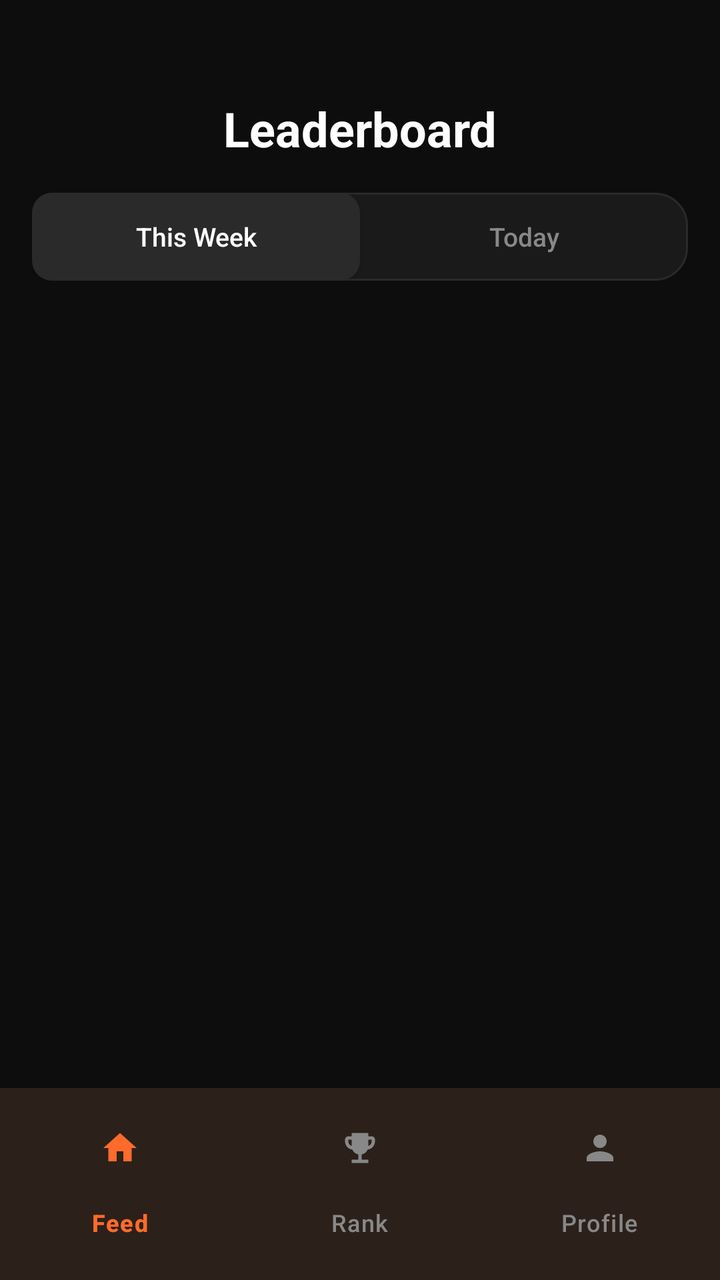
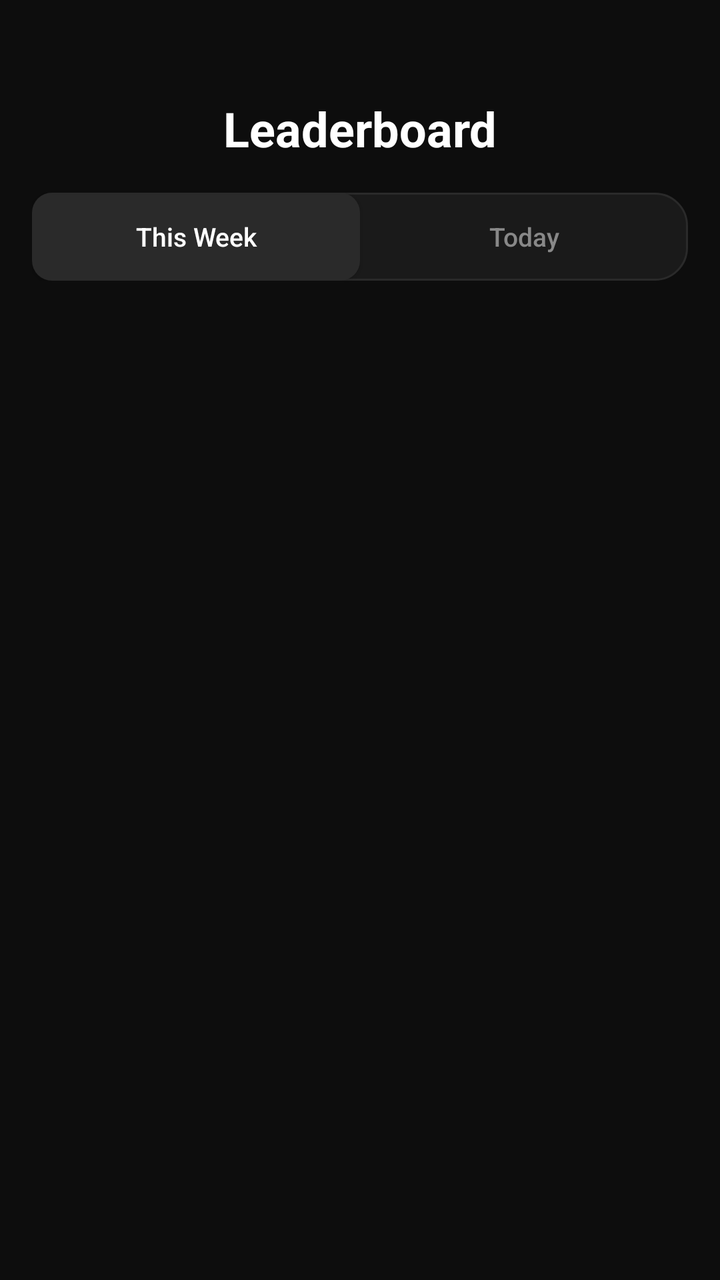

Compare the two renders of this Android layout. The source of the first and the diff that turns it into the second are given below.
<!-- AndroidManifest.xml: application theme Theme.Tether -->
<!-- res/layout/fragment_leaderboard.xml -->
<?xml version="1.0" encoding="utf-8"?>
<androidx.coordinatorlayout.widget.CoordinatorLayout xmlns:android="http://schemas.android.com/apk/res/android"
    xmlns:app="http://schemas.android.com/apk/res-auto"
    xmlns:tools="http://schemas.android.com/tools"
    android:layout_width="match_parent"
    android:layout_height="match_parent"
    android:background="@color/colorBackground">

    <com.google.android.material.appbar.AppBarLayout
        android:layout_width="match_parent"
        android:layout_height="wrap_content"
        android:background="@color/colorBackground"
        app:elevation="0dp">

        <LinearLayout
            android:layout_width="match_parent"
            android:layout_height="wrap_content"
            android:orientation="vertical"
            android:paddingHorizontal="16dp"
            android:paddingTop="48dp"
            android:paddingBottom="16dp">

            <TextView
                android:id="@+id/tvLeaderboardTitle"
                android:layout_width="match_parent"
                android:layout_height="wrap_content"
                android:layout_marginBottom="16dp"
                android:gravity="center"
                android:text="@string/leaderboard"
                android:textColor="@color/colorTextPrimary"
                android:textSize="24sp"
                android:textStyle="bold" />

            <androidx.constraintlayout.widget.ConstraintLayout
                android:layout_width="match_parent"
                android:layout_height="44dp"
                android:background="@drawable/bg_card">

                <android.widget.Button
                    android:id="@+id/btnWeekly"
                    android:layout_width="0dp"
                    android:layout_height="match_parent"
                    android:background="@drawable/bg_toggle_active"
                    android:text="@string/this_week"
                    android:textAllCaps="false"
                    android:textColor="@color/colorTextPrimary"
                    android:textSize="13sp"
                    app:layout_constraintEnd_toStartOf="@+id/btnToday"
                    app:layout_constraintStart_toStartOf="parent" />

                <android.widget.Button
                    android:id="@+id/btnToday"
                    android:layout_width="0dp"
                    android:layout_height="match_parent"
                    android:background="@android:color/transparent"
                    android:text="@string/today"
                    android:textAllCaps="false"
                    android:textColor="@color/colorTextSecondary"
                    android:textSize="13sp"
                    app:layout_constraintEnd_toEndOf="parent"
                    app:layout_constraintStart_toEndOf="@+id/btnWeekly" />

            </androidx.constraintlayout.widget.ConstraintLayout>
        </LinearLayout>
    </com.google.android.material.appbar.AppBarLayout>

    <androidx.recyclerview.widget.RecyclerView
        android:id="@+id/leaderboardRecyclerView"
        android:layout_width="match_parent"
        android:layout_height="match_parent"
        android:background="@color/colorBackground"
        android:clipToPadding="false"
        android:paddingHorizontal="12dp"
        android:paddingTop="8dp"
        android:paddingBottom="96dp"
        app:layout_behavior="@string/appbar_scrolling_view_behavior" />

    <com.google.android.material.bottomnavigation.BottomNavigationView
        android:id="@+id/bottomNav"
        android:layout_width="match_parent"
        android:layout_height="wrap_content"
        android:layout_gravity="bottom"
        android:background="@color/colorSurface"
        android:elevation="8dp"
        android:paddingTop="8dp"
        android:paddingBottom="8dp"
        app:itemIconSize="20dp"
        app:itemIconTint="@color/bottom_nav_color"
        app:itemTextColor="@color/bottom_nav_color"
        app:labelVisibilityMode="labeled"
        app:menu="@menu/bottom_nav_menu" />

</androidx.coordinatorlayout.widget.CoordinatorLayout>
<!-- resources referenced by this layout -->
<resources>
  <color name="colorBackground">#0D0D0D</color>
  <color name="colorSurface">#1A1A1A</color>
  <color name="colorTextPrimary">#FFFFFF</color>
  <color name="colorTextSecondary">#888888</color>
  <!-- drawable bg_card (drawable) -->
  <?xml version="1.0" encoding="utf-8"?>
  <shape xmlns:android="http://schemas.android.com/apk/res/android"
      android:shape="rectangle">
      <solid android:color="@color/colorSurface" />
      <stroke
          android:width="1dp"
          android:color="@color/colorBorder" />
      <corners android:radius="16dp" />
  </shape>
  <!-- drawable bg_toggle_active (drawable) -->
  <?xml version="1.0" encoding="utf-8"?>
  <shape xmlns:android="http://schemas.android.com/apk/res/android"
      android:shape="rectangle">
      <solid android:color="@color/colorElevated" />
      <corners android:radius="10dp" />
  </shape>
  <string name="leaderboard">Leaderboard</string>
  <string name="this_week">This Week</string>
  <string name="today">Today</string>
  <style name="Theme.Tether" parent="Theme.Material3.Dark.NoActionBar">
          
          <item name="android:windowBackground">@color/colorBackground</item>
          <item name="colorPrimary">@color/colorAccent</item>
          <item name="colorSurface">@color/colorSurface</item>
          <item name="colorOnSurface">@color/colorTextPrimary</item>
  
          <item name="android:statusBarColor">@color/colorBackground</item>
          <item name="android:navigationBarColor">@color/colorBackground</item>
      </style>
  <color name="colorBorder">#2A2A2A</color>
  <color name="colorElevated">#2A2A2A</color>
  <color name="colorAccent">#FF6B2B</color>
</resources>

<!-- the commit's change to res/layout/fragment_leaderboard.xml (unified diff, before → after) -->
@@ -75,19 +75,4 @@
         android:paddingBottom="96dp"
         app:layout_behavior="@string/appbar_scrolling_view_behavior" />
 
-    <com.google.android.material.bottomnavigation.BottomNavigationView
-        android:id="@+id/bottomNav"
-        android:layout_width="match_parent"
-        android:layout_height="wrap_content"
-        android:layout_gravity="bottom"
-        android:background="@color/colorSurface"
-        android:elevation="8dp"
-        android:paddingTop="8dp"
-        android:paddingBottom="8dp"
-        app:itemIconSize="20dp"
-        app:itemIconTint="@color/bottom_nav_color"
-        app:itemTextColor="@color/bottom_nav_color"
-        app:labelVisibilityMode="labeled"
-        app:menu="@menu/bottom_nav_menu" />
-
 </androidx.coordinatorlayout.widget.CoordinatorLayout>
